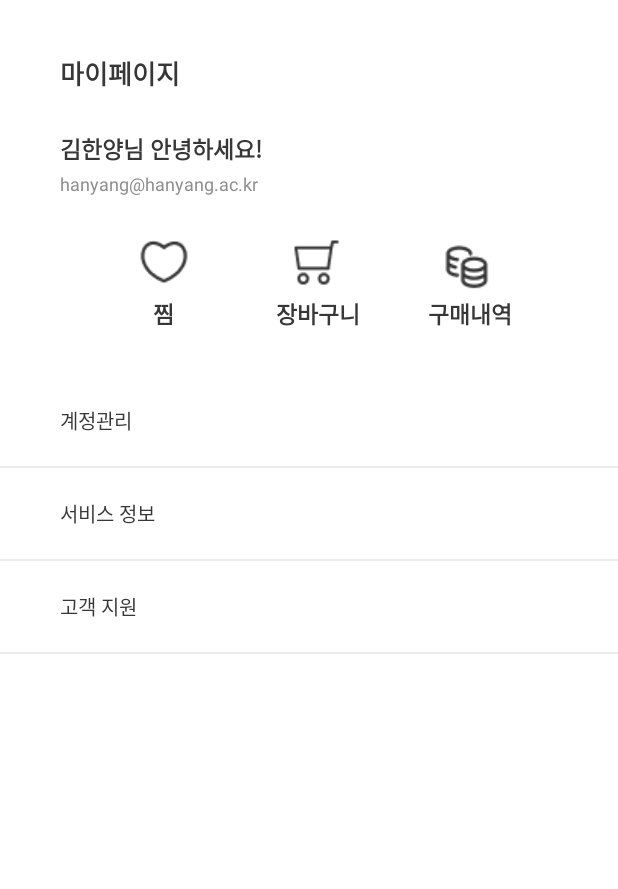
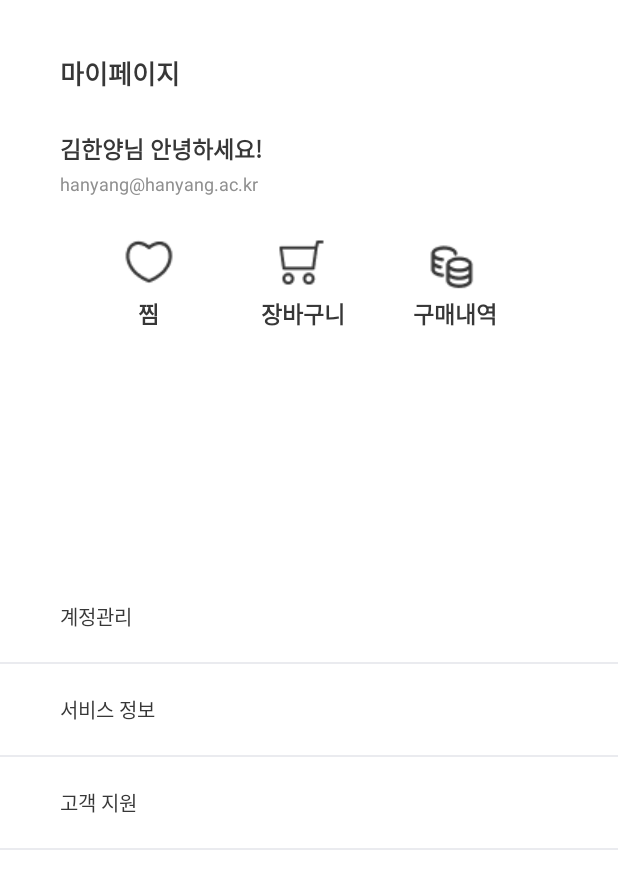
Before and after one commit to limkyulee/Drizzle_capston2_Prj, an Android app: the MypageActivity screen opened directly, with no data from a screen before it, on a phone screen of 412 x 824 dp. Shown: the top 889 px of the screen. Run offline under Robolectric (Android 15) with nearby library versions, the phone set to English and light mode, and no system bars.

Commit message:
소스 마지막 수정 및 마이페이지 이동 구현

```diff
--- a/app/src/main/AndroidManifest.xml
+++ b/app/src/main/AndroidManifest.xml
@@ -68,7 +68,7 @@
                 android:value="" />
         </activity>
         <activity
-            android:name=".CartActivity"
+            android:name=".cart.CartActivity"
             android:exported="false">
             <meta-data
                 android:name="android.app.lib_name"
--- a/app/src/main/res/layout/activity_mypage.xml
+++ b/app/src/main/res/layout/activity_mypage.xml
@@ -39,6 +39,60 @@
             android:text="hanyang@hanyang.ac.kr"
             android:textSize="12dp"
             android:textColor="#8F8F8F"/>
+
+        <LinearLayout
+            android:layout_width="match_parent"
+            android:layout_height="match_parent"
+            android:orientation="vertical">
+
+            <TextView
+                android:layout_width="wrap_content"
+                android:layout_height="wrap_content"
+                android:layout_marginLeft="40dp"
+                android:layout_marginTop="270dp"
+                android:text="계정관리"
+                android:textColor="#373737"
+                android:textSize="13dp" />
+
+            <View
+                android:layout_width="420dp"
+                android:layout_height="1.3dp"
+                android:layout_gravity="center_horizontal"
+                android:layout_marginTop="20dp"
+                android:background="#EAEBEF" />
+
+            <TextView
+                android:layout_width="wrap_content"
+                android:layout_height="wrap_content"
+                android:layout_marginLeft="40dp"
+                android:layout_marginTop="20dp"
+                android:text="서비스 정보"
+                android:textColor="#373737"
+                android:textSize="13dp" />
+
+            <View
+                android:layout_width="420dp"
+                android:layout_height="1.3dp"
+                android:layout_gravity="center_horizontal"
+                android:layout_marginTop="20dp"
+                android:background="#EAEBEF" />
+
+            <TextView
+                android:layout_width="wrap_content"
+                android:layout_height="wrap_content"
+                android:layout_marginLeft="40dp"
+                android:layout_marginTop="20dp"
+                android:text="고객 지원"
+                android:textColor="#373737"
+                android:textSize="13dp" />
+
+            <View
+                android:layout_width="420dp"
+                android:layout_height="1.3dp"
+                android:layout_gravity="center_horizontal"
+                android:layout_marginTop="20dp"
+                android:background="#EAEBEF" />
+        </LinearLayout>
     </LinearLayout>
 
     <LinearLayout
@@ -50,7 +104,7 @@
             android:id="@+id/mypage_like_button"
             android:layout_width="38dp"
             android:layout_height="38dp"
-            android:layout_marginLeft="90dp"
+            android:layout_marginLeft="80dp"
             android:layout_marginTop="155dp"
             android:background="@color/white"
             app:srcCompat="@drawable/mypage_heart" />
@@ -82,7 +136,7 @@
     <TextView
         android:layout_width="wrap_content"
         android:layout_height="wrap_content"
-        android:layout_marginLeft="102dp"
+        android:layout_marginLeft="92dp"
         android:layout_marginTop="197dp"
         android:text="찜"
         android:textStyle="bold"
@@ -108,55 +162,4 @@
             android:textColor="#373737"/>
     </LinearLayout>
 
-    <LinearLayout
-        android:layout_width="match_parent"
-        android:layout_height="match_parent"
-        android:orientation="vertical">
-
-    <TextView
-        android:layout_width="wrap_content"
-        android:layout_height="wrap_content"
-        android:layout_marginLeft="40dp"
-        android:layout_marginTop="270dp"
-        android:text="계정관리"
-        android:textSize="13dp"
-        android:textColor="#373737"/>
-        <View
-            android:layout_width="420dp"
-            android:layout_height="1.3dp"
-            android:layout_marginTop="20dp"
-            android:layout_gravity="center_horizontal"
-            android:background="#EAEBEF" />
-
-        <TextView
-            android:layout_width="wrap_content"
-            android:layout_height="wrap_content"
-            android:layout_marginLeft="40dp"
-            android:layout_marginTop="20dp"
-            android:text="서비스 정보"
-            android:textSize="13dp"
-            android:textColor="#373737"/>
-        <View
-            android:layout_width="420dp"
-            android:layout_height="1.3dp"
-            android:layout_marginTop="20dp"
-            android:layout_gravity="center_horizontal"
-            android:background="#EAEBEF" />
-
-        <TextView
-            android:layout_width="wrap_content"
-            android:layout_height="wrap_content"
-            android:layout_marginLeft="40dp"
-            android:layout_marginTop="20dp"
-            android:text="고객 지원"
-            android:textSize="13dp"
-            android:textColor="#373737"/>
-        <View
-            android:layout_width="420dp"
-            android:layout_height="1.3dp"
-            android:layout_marginTop="20dp"
-            android:layout_gravity="center_horizontal"
-            android:background="#EAEBEF" />
-    </LinearLayout>
-
 </androidx.constraintlayout.widget.ConstraintLayout>
--- a/app/src/main/res/layout/activity_shampoo_list.xml
+++ b/app/src/main/res/layout/activity_shampoo_list.xml
@@ -15,4 +15,5 @@
             app:layout_constraintRight_toRightOf="parent"
             app:layout_constraintTop_toTopOf="parent" />
 
+
 </androidx.constraintlayout.widget.ConstraintLayout>
--- a/app/src/main/res/layout/fragment_home.xml
+++ b/app/src/main/res/layout/fragment_home.xml
@@ -62,7 +62,7 @@
                         android:id="@+id/main_shampoo_button"
                         android:layout_width="65dp"
                         android:layout_height="65dp"
-                        android:layout_marginLeft="21.5dp"
+                        android:layout_marginLeft="20dp"
                         android:layout_marginRight="5.5dp"
                         android:layout_marginTop="15dp"
                         app:srcCompat="@drawable/shampoo_icon" />
@@ -111,7 +111,7 @@
                     <TextView
                         android:layout_width="wrap_content"
                         android:layout_height="wrap_content"
-                        android:layout_marginLeft="41.5dp"
+                        android:layout_marginLeft="40dp"
                         android:layout_marginTop="5dp"
                         android:text="세정"
                         android:textColor="#373737"
--- a/app/src/main/res/layout/fragment_like.xml
+++ b/app/src/main/res/layout/fragment_like.xml
@@ -1,5 +1,6 @@
 <?xml version="1.0" encoding="utf-8"?>
 <FrameLayout xmlns:android="http://schemas.android.com/apk/res/android"
+    xmlns:app="http://schemas.android.com/apk/res-auto"
     xmlns:tools="http://schemas.android.com/tools"
     android:layout_width="match_parent"
     android:layout_height="match_parent"
@@ -7,8 +8,6 @@
 
     <!-- TODO: Update blank fragment layout -->
     <RelativeLayout
-        xmlns:android="http://schemas.android.com/apk/res/android"
-        xmlns:app="http://schemas.android.com/apk/res-auto"
         android:id="@+id/MainActivity"
         android:layout_width="fill_parent"
         android:layout_height="fill_parent"
@@ -130,7 +129,7 @@
                     </LinearLayout>
 
                     <LinearLayout
-                        android:layout_width="wrap_content"
+                        android:layout_width="150dp"
                         android:layout_height="wrap_content"
                         android:orientation="vertical">
 
--- a/app/src/main/res/layout/life_list_layout.xml
+++ b/app/src/main/res/layout/life_list_layout.xml
@@ -3,6 +3,7 @@
     android:id="@+id/lifeLayout"
     android:layout_width="match_parent"
     android:layout_height="match_parent">
+
 
     <ImageView
         android:id="@+id/lifeImg"
--- a/app/src/main/res/layout/note_list_layout.xml
+++ b/app/src/main/res/layout/note_list_layout.xml
@@ -3,6 +3,7 @@
     android:id="@+id/noteLayout"
     android:layout_width="match_parent"
     android:layout_height="match_parent">
+
 
     <ImageView
         android:id="@+id/noteImg"
```
Also changed, not shown: app/src/main/java/com/example/drizzle_prj/CartActivity.kt (deleted, +0 -11 lines), app/src/main/java/com/example/drizzle_prj/MypageFragment.kt (+29 -2 lines), app/src/main/java/com/example/drizzle_prj/cart/CartActivity.kt (added, +67 -0 lines), app/src/main/java/com/example/drizzle_prj/cart/CartCustomAdapter.kt (added, +62 -0 lines), app/src/main/java/com/example/drizzle_prj/cart/CartModel.kt (added, +17 -0 lines), app/src/main/res/layout/activity_cart.xml (+11 -1 lines), app/src/main/res/layout/cart_lsit_layout.xml (added, +54 -0 lines), app/src/main/res/layout/fragment_mypage.xml (+83 -79 lines). Lines whose indentation alone changed are shown as unchanged.
